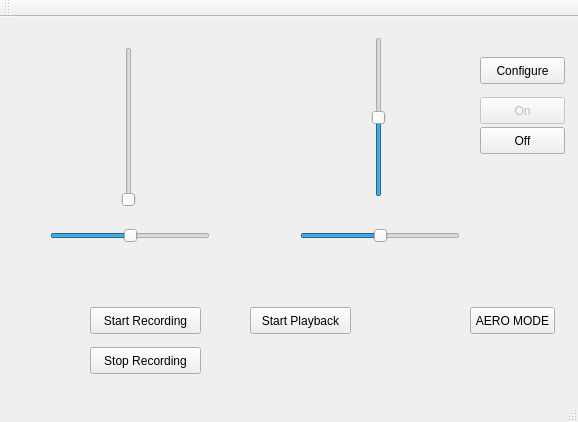
Before: the Qt Designer form mainwindow.ui in bartslinger/cx10_vision, drawn with Qt 5.
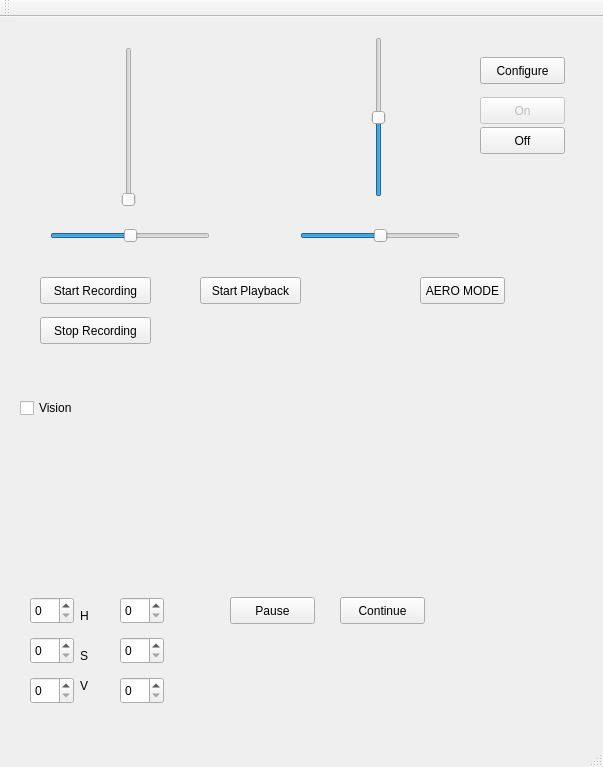
After: the same form once the commit is applied. Custom widgets are drawn as their Qt base class.

Diff of the .ui file:
```diff
--- a/mainwindow.ui
+++ b/mainwindow.ui
@@ -6,8 +6,8 @@
    <rect>
     <x>0</x>
     <y>0</y>
-    <width>578</width>
-    <height>422</height>
+    <width>603</width>
+    <height>767</height>
    </rect>
   </property>
   <property name="windowTitle">
@@ -138,8 +138,8 @@
    <widget class="QPushButton" name="pushButton_2">
     <property name="geometry">
      <rect>
-      <x>470</x>
-      <y>290</y>
+      <x>420</x>
+      <y>260</y>
       <width>85</width>
       <height>27</height>
      </rect>
@@ -151,8 +151,8 @@
    <widget class="QPushButton" name="recordStartButton">
     <property name="geometry">
      <rect>
-      <x>90</x>
-      <y>290</y>
+      <x>40</x>
+      <y>260</y>
       <width>111</width>
       <height>27</height>
      </rect>
@@ -164,8 +164,8 @@
    <widget class="QPushButton" name="recordStopButton">
     <property name="geometry">
      <rect>
-      <x>90</x>
-      <y>330</y>
+      <x>40</x>
+      <y>300</y>
       <width>111</width>
       <height>27</height>
      </rect>
@@ -177,8 +177,8 @@
    <widget class="QPushButton" name="playbackStartButton">
     <property name="geometry">
      <rect>
-      <x>250</x>
-      <y>290</y>
+      <x>200</x>
+      <y>260</y>
       <width>101</width>
       <height>27</height>
      </rect>
@@ -187,6 +187,172 @@
      <string>Start Playback</string>
     </property>
    </widget>
+   <widget class="QCheckBox" name="visionCheckBox">
+    <property name="geometry">
+     <rect>
+      <x>20</x>
+      <y>380</y>
+      <width>90</width>
+      <height>22</height>
+     </rect>
+    </property>
+    <property name="text">
+     <string>Vision</string>
+    </property>
+   </widget>
+   <widget class="QCustomPlot" name="altitudePlot" native="true">
+    <property name="geometry">
+     <rect>
+      <x>120</x>
+      <y>380</y>
+      <width>431</width>
+      <height>191</height>
+     </rect>
+    </property>
+   </widget>
+   <widget class="QSpinBox" name="Hmin">
+    <property name="geometry">
+     <rect>
+      <x>30</x>
+      <y>580</y>
+      <width>44</width>
+      <height>27</height>
+     </rect>
+    </property>
+    <property name="maximum">
+     <number>180</number>
+    </property>
+   </widget>
+   <widget class="QSpinBox" name="Hmax">
+    <property name="geometry">
+     <rect>
+      <x>120</x>
+      <y>580</y>
+      <width>44</width>
+      <height>27</height>
+     </rect>
+    </property>
+    <property name="maximum">
+     <number>180</number>
+    </property>
+   </widget>
+   <widget class="QSpinBox" name="Smin">
+    <property name="geometry">
+     <rect>
+      <x>30</x>
+      <y>620</y>
+      <width>44</width>
+      <height>27</height>
+     </rect>
+    </property>
+    <property name="maximum">
+     <number>255</number>
+    </property>
+   </widget>
+   <widget class="QSpinBox" name="Smax">
+    <property name="geometry">
+     <rect>
+      <x>120</x>
+      <y>620</y>
+      <width>44</width>
+      <height>27</height>
+     </rect>
+    </property>
+    <property name="maximum">
+     <number>255</number>
+    </property>
+   </widget>
+   <widget class="QSpinBox" name="Vmin">
+    <property name="geometry">
+     <rect>
+      <x>30</x>
+      <y>660</y>
+      <width>44</width>
+      <height>27</height>
+     </rect>
+    </property>
+    <property name="maximum">
+     <number>255</number>
+    </property>
+   </widget>
+   <widget class="QSpinBox" name="Vmax">
+    <property name="geometry">
+     <rect>
+      <x>120</x>
+      <y>660</y>
+      <width>44</width>
+      <height>27</height>
+     </rect>
+    </property>
+    <property name="maximum">
+     <number>255</number>
+    </property>
+   </widget>
+   <widget class="QLabel" name="label">
+    <property name="geometry">
+     <rect>
+      <x>80</x>
+      <y>590</y>
+      <width>21</width>
+      <height>17</height>
+     </rect>
+    </property>
+    <property name="text">
+     <string>H</string>
+    </property>
+   </widget>
+   <widget class="QLabel" name="label_2">
+    <property name="geometry">
+     <rect>
+      <x>80</x>
+      <y>630</y>
+      <width>21</width>
+      <height>17</height>
+     </rect>
+    </property>
+    <property name="text">
+     <string>S</string>
+    </property>
+   </widget>
+   <widget class="QLabel" name="label_3">
+    <property name="geometry">
+     <rect>
+      <x>80</x>
+      <y>660</y>
+      <width>21</width>
+      <height>17</height>
+     </rect>
+    </property>
+    <property name="text">
+     <string>V</string>
+    </property>
+   </widget>
+   <widget class="QPushButton" name="visionPause">
+    <property name="geometry">
+     <rect>
+      <x>230</x>
+      <y>580</y>
+      <width>85</width>
+      <height>27</height>
+     </rect>
+    </property>
+    <property name="text">
+     <string>Pause</string>
+    </property>
+   </widget>
+   <widget class="QPushButton" name="visionContinue">
+    <property name="geometry">
+     <rect>
+      <x>340</x>
+      <y>580</y>
+      <width>85</width>
+      <height>27</height>
+     </rect>
+    </property>
+    <property name="text">
+     <string>Continue</string>
+    </property>
+   </widget>
   </widget>
   <widget class="QMenuBar" name="menuBar">
    <property name="geometry">
@@ -209,6 +375,14 @@
   <widget class="QStatusBar" name="statusBar"/>
  </widget>
  <layoutdefault spacing="6" margin="11"/>
+ <customwidgets>
+  <customwidget>
+   <class>QCustomPlot</class>
+   <extends>QWidget</extends>
+   <header>qcustomplot.h</header>
+   <container>1</container>
+  </customwidget>
+ </customwidgets>
  <resources/>
  <connections/>
 </ui>
```
Left out of the diff: 2 changed lines with no effect on the pictures.
